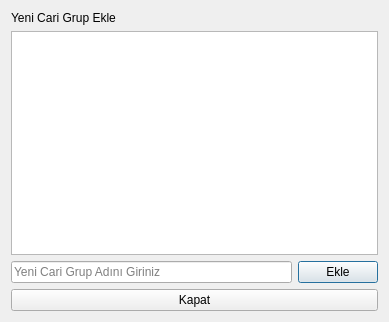
Old version of the form cari/yenicarigrupekledialog.ui in the repository CMLDMR/Ressor.
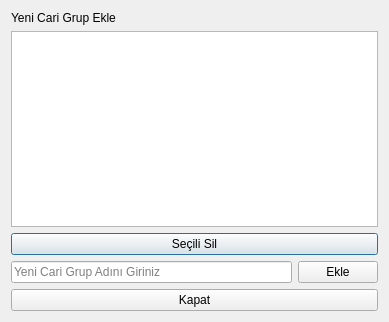
New version of the form.

Patch:
```diff
--- a/cari/yenicarigrupekledialog.ui
+++ b/cari/yenicarigrupekledialog.ui
@@ -24,6 +24,13 @@
    <item>
     <widget class="QListView" name="listView_CariGrupList"/>
    </item>
+   <item>
+    <widget class="QPushButton" name="pushButton_deleteSelected">
+     <property name="text">
+      <string>Seçili Sil</string>
+     </property>
+    </widget>
+   </item>
    <item>
     <layout class="QHBoxLayout" name="horizontalLayout">
      <item>
```
Left out of the diff: 19 changed lines with no effect on the pictures.
